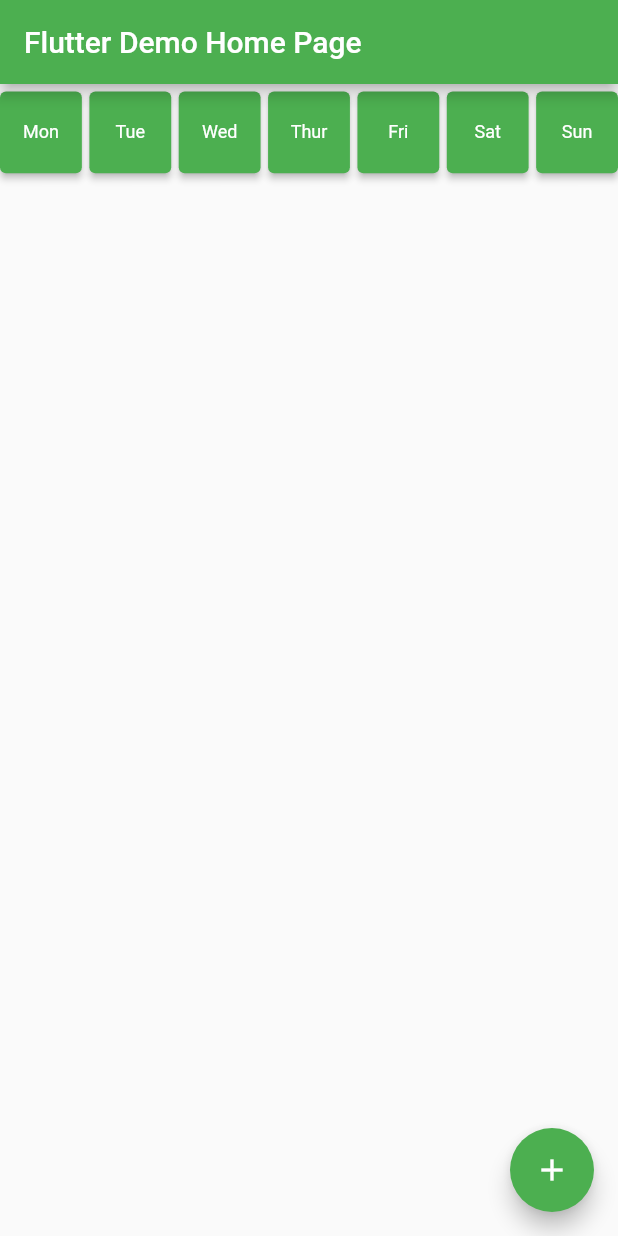
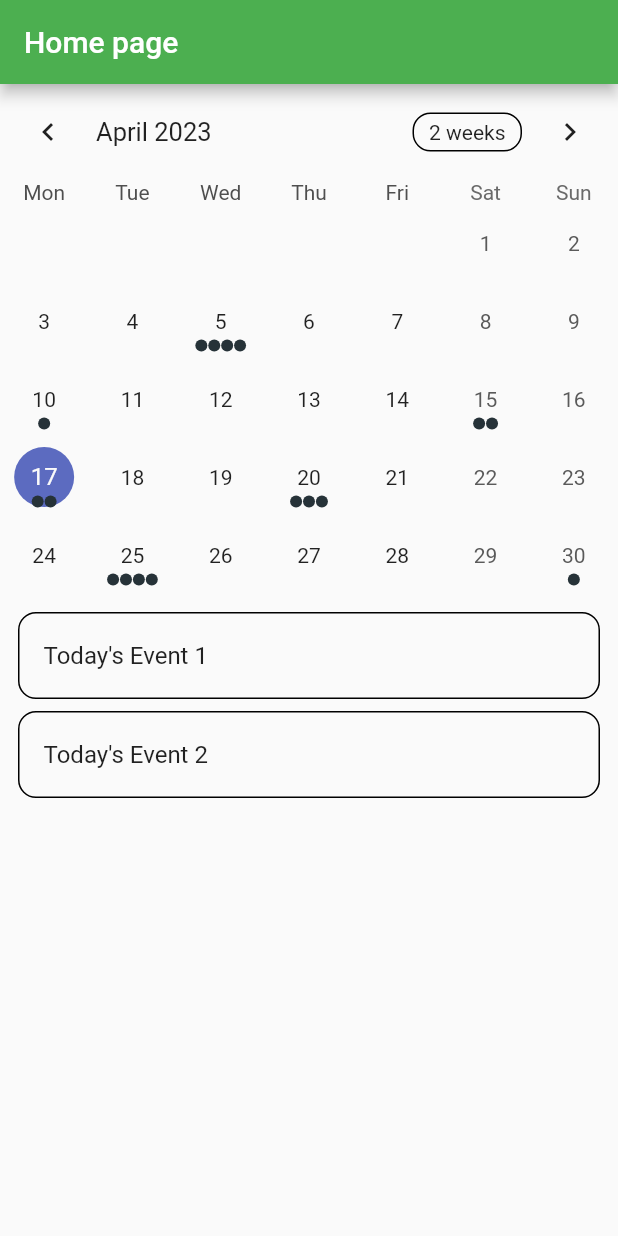
Before and after one commit to Bandiz/birthday-reminder, a Flutter app: the screen it shows after launch, on a phone screen of 412 x 824 dp. Run offline on Flutter 3.47's test engine with Material 2 defaults, Android fonts, the phone set to English and light mode, and no system bars; drawn by our look-alikes of table_calendar.

Commit message:
added calendar example

```diff
--- a/lib/main.dart
+++ b/lib/main.dart
@@ -1,42 +1,36 @@
+import 'package:birthday_reminder/utils.dart';
 import 'package:flutter/material.dart';
-import 'package:flutter_local_notifications/flutter_local_notifications.dart';
+import 'package:table_calendar/table_calendar.dart';
+// import 'package:flutter_local_notifications/flutter_local_notifications.dart';
 
-// void onDidReceiveNotificationResponse(
-//     NotificationResponse notificationResponse) async {
-//   final String? payload = notificationResponse.payload;
-//   if (notificationResponse.payload != null) {
-//     debugPrint('notification payload: $payload');
-//   }
-//   await Navigator.push(
-//     context,
-//     MaterialPageRoute<void>(builder: (context) => SecondScreen(payload)),
-//   );
-// }
+final kToday = DateTime.now();
+final kFirstDay = DateTime(kToday.year, kToday.month - 3, kToday.day);
+final kLastDay = DateTime(kToday.year, kToday.month + 3, kToday.day);
 
 void main() async {
-  WidgetsFlutterBinding.ensureInitialized();
+  // WidgetsFlutterBinding.ensureInitialized();
 
-  final FlutterLocalNotificationsPlugin flutterLocalNotificationsPlugin =
-      FlutterLocalNotificationsPlugin();
-  const AndroidInitializationSettings initializationSettingsAndroid =
-      AndroidInitializationSettings('@mipmap/ic_launcher');
-  const DarwinInitializationSettings initializationSettingsDarwin =
-      DarwinInitializationSettings();
-  const InitializationSettings initializationSettings = InitializationSettings(
-      android: initializationSettingsAndroid,
-      iOS: initializationSettingsDarwin);
-  await flutterLocalNotificationsPlugin.initialize(initializationSettings);
-  runApp(const MyApp());
+  // final FlutterLocalNotificationsPlugin flutterLocalNotificationsPlugin =
+  //     FlutterLocalNotificationsPlugin();
+  // const AndroidInitializationSettings initializationSettingsAndroid =
+  //     AndroidInitializationSettings('@mipmap/ic_launcher');
+  // const DarwinInitializationSettings initializationSettingsDarwin =
+  //     DarwinInitializationSettings();
+  // const InitializationSettings initializationSettings = InitializationSettings(
+  //     android: initializationSettingsAndroid,
+  //     iOS: initializationSettingsDarwin);
+  // await flutterLocalNotificationsPlugin.initialize(initializationSettings);
+  runApp(const BirthdayReminderApp());
 }
 
-class MyApp extends StatelessWidget {
-  const MyApp({super.key});
+class BirthdayReminderApp extends StatelessWidget {
+  const BirthdayReminderApp({super.key});
 
   // This widget is the root of your application.
   @override
   Widget build(BuildContext context) {
     return MaterialApp(
-      title: 'Flutter Demo',
+      title: 'Birthday reminder',
       theme: ThemeData(
         // This is the theme of your application.
         //
@@ -49,13 +43,13 @@
         // is not restarted.
         primarySwatch: Colors.green,
       ),
-      home: const MyHomePage(title: 'Flutter Demo Home Page'),
+      home: const HomePage(title: 'Home page'),
     );
   }
 }
 
-class MyHomePage extends StatefulWidget {
-  const MyHomePage({super.key, required this.title});
+class HomePage extends StatefulWidget {
+  const HomePage({super.key, required this.title});
 
   // This widget is the home page of your application. It is stateful, meaning
   // that it has a State object (defined below) that contains fields that affect
@@ -69,60 +63,100 @@
   final String title;
 
   @override
-  State<MyHomePage> createState() => _MyHomePageState();
+  State<HomePage> createState() => _HomePageState();
 }
 
-class _MyHomePageState extends State<MyHomePage> {
-  final FlutterLocalNotificationsPlugin flutterLocalNotificationsPlugin =
-      FlutterLocalNotificationsPlugin();
+class _HomePageState extends State<HomePage> {
+  late final ValueNotifier<List<Event>> _selectedEvents;
+  CalendarFormat _calendarFormat = CalendarFormat.month;
+  RangeSelectionMode _rangeSelectionMode = RangeSelectionMode
+      .toggledOff; // Can be toggled on/off by longpressing a date
+  DateTime _focusedDay = DateTime.now();
+  DateTime? _selectedDay;
+  DateTime? _rangeStart;
+  DateTime? _rangeEnd;
 
-  int _counter = 0;
+  @override
+  void initState() {
+    super.initState();
 
-  void _incrementCounter() {
-    setState(() {
-      // This call to setState tells the Flutter framework that something has
-      // changed in this State, which causes it to rerun the build method below
-      // so that the display can reflect the updated values. If we changed
-      // _counter without calling setState(), then the build method would not be
-      // called again, and so nothing would appear to happen.
-      _counter++;
-    });
+    _selectedDay = _focusedDay;
+    _selectedEvents = ValueNotifier(_getEventsForDay(_selectedDay!));
   }
 
   @override
+  void dispose() {
+    _selectedEvents.dispose();
+    super.dispose();
+  }
+
+  List<Event> _getEventsForDay(DateTime day) {
+    // Implementation example
+    return kEvents[day] ?? [];
+  }
+
+  List<Event> _getEventsForRange(DateTime start, DateTime end) {
+    // Implementation example
+    final days = daysInRange(start, end);
+
+    return [
+      for (final d in days) ..._getEventsForDay(d),
+    ];
+  }
+
+  void _onDaySelected(DateTime selectedDay, DateTime focusedDay) {
+    if (!isSameDay(_selectedDay, selectedDay)) {
+      setState(() {
+        _selectedDay = selectedDay;
+        _focusedDay = focusedDay;
+        _rangeStart = null; // Important to clean those
+        _rangeEnd = null;
+        _rangeSelectionMode = RangeSelectionMode.toggledOff;
+      });
+
+      _selectedEvents.value = _getEventsForDay(selectedDay);
+    }
+  }
+
+  void _onRangeSelected(DateTime? start, DateTime? end, DateTime focusedDay) {
+    setState(() {
+      _selectedDay = null;
+      _focusedDay = focusedDay;
+      _rangeStart = start;
+      _rangeEnd = end;
+      _rangeSelectionMode = RangeSelectionMode.toggledOn;
+    });
+
+    // `start` or `end` could be null
+    if (start != null && end != null) {
+      _selectedEvents.value = _getEventsForRange(start, end);
+    } else if (start != null) {
+      _selectedEvents.value = _getEventsForDay(start);
+    } else if (end != null) {
+      _selectedEvents.value = _getEventsForDay(end);
+    }
+  }
+
+  // final FlutterLocalNotificationsPlugin flutterLocalNotificationsPlugin =
+  //     FlutterLocalNotificationsPlugin();
+
+  // Future<void> showMyDialog(String message) async {
+  //   const AndroidNotificationDetails androidPlatformChannelSpecifics =
+  //       AndroidNotificationDetails('your channel id', 'your channel name',
+  //           channelDescription: 'your channel description',
+  //           importance: Importance.max,
+  //           priority: Priority.high,
+  //           ticker: 'ticker');
+  //   const NotificationDetails platformChannelSpecifics =
+  //       NotificationDetails(android: androidPlatformChannelSpecifics);
+
+  //   await flutterLocalNotificationsPlugin.show(0, 'New Notification',
+  //       'You have a new notification!', platformChannelSpecifics,
+  //       payload: message);
+  // }
+
+  @override
   Widget build(BuildContext context) {
-    final ButtonStyle style = ElevatedButton.styleFrom(
-        textStyle: const TextStyle(fontSize: 12),
-        padding: const EdgeInsets.symmetric(horizontal: 2.0));
-    const double defaultPadding = 5.0;
-
-    Future<void> showMyDialog(String message) async {
-      const AndroidNotificationDetails androidPlatformChannelSpecifics =
-          AndroidNotificationDetails('your channel id', 'your channel name',
-              channelDescription: 'your channel description',
-              importance: Importance.max,
-              priority: Priority.high,
-              ticker: 'ticker');
-      const NotificationDetails platformChannelSpecifics =
-          NotificationDetails(android: androidPlatformChannelSpecifics);
-
-      await flutterLocalNotificationsPlugin.show(0, 'New Notification',
-          'You have a new notification!', platformChannelSpecifics,
-          payload: message);
-
-      // return showDialog(
-      //     context: context,
-      //     builder: ((BuildContext context) => AlertDialog(
-      //           title: const Text('Day of week'),
-      //           content: Text(message),
-      //           actions: <Widget>[
-      //             TextButton(
-      //                 onPressed: () => Navigator.pop(context, 'OK'),
-      //                 child: const Text('OK'))
-      //           ],
-      //         )));
-    }
-
     // This method is rerun every time setState is called, for instance as done
     // by the _incrementCounter method above.
     //
@@ -135,80 +169,65 @@
         // the App.build method, and use it to set our appbar title.
         title: Text(widget.title),
       ),
-      body: GridView.count(
-        // Center is a layout widget. It takes a single child and positions it
-        // in the middle of the parent.
-        crossAxisCount: 7,
-        crossAxisSpacing: defaultPadding,
-        padding: const EdgeInsets.only(top: defaultPadding),
-        children: <Widget>[
-          ElevatedButton(
-              style: style,
-              child: const Text('Mon'),
-              onPressed: () => showMyDialog('Monday')),
-          ElevatedButton(
-            style: style,
-            onPressed: () => showMyDialog('Tuesday'),
-            child: const Text('Tue'),
+      body: Column(
+        children: [
+          TableCalendar<Event>(
+            firstDay: kFirstDay,
+            lastDay: kLastDay,
+            focusedDay: _focusedDay,
+            selectedDayPredicate: (day) => isSameDay(_selectedDay, day),
+            rangeStartDay: _rangeStart,
+            rangeEndDay: _rangeEnd,
+            calendarFormat: _calendarFormat,
+            rangeSelectionMode: _rangeSelectionMode,
+            eventLoader: _getEventsForDay,
+            startingDayOfWeek: StartingDayOfWeek.monday,
+            calendarStyle: const CalendarStyle(
+              // Use `CalendarStyle` to customize the UI
+              outsideDaysVisible: false,
+            ),
+            onDaySelected: _onDaySelected,
+            onRangeSelected: _onRangeSelected,
+            onFormatChanged: (format) {
+              if (_calendarFormat != format) {
+                setState(() {
+                  _calendarFormat = format;
+                });
+              }
+            },
+            onPageChanged: (focusedDay) {
+              _focusedDay = focusedDay;
+            },
           ),
-          ElevatedButton(
-            style: style,
-            onPressed: () => showMyDialog('Wednesday'),
-            child: const Text('Wed'),
+          const SizedBox(height: 8.0),
+          Expanded(
+            child: ValueListenableBuilder<List<Event>>(
+              valueListenable: _selectedEvents,
+              builder: (context, value, _) {
+                return ListView.builder(
+                  itemCount: value.length,
+                  itemBuilder: (context, index) {
+                    return Container(
+                      margin: const EdgeInsets.symmetric(
+                        horizontal: 12.0,
+                        vertical: 4.0,
+                      ),
+                      decoration: BoxDecoration(
+                        border: Border.all(),
+                        borderRadius: BorderRadius.circular(12.0),
+                      ),
+                      child: ListTile(
+                        onTap: () => print('${value[index]}'),
+                        title: Text('${value[index]}'),
+                      ),
+                    );
+                  },
+                );
+              },
+            ),
           ),
-          ElevatedButton(
-            style: style,
-            onPressed: () => showMyDialog('Thursday'),
-            child: const Text('Thur'),
-          ),
-          ElevatedButton(
-            style: style,
-            onPressed: () => showMyDialog('Friday'),
-            child: const Text('Fri'),
-          ),
-          ElevatedButton(
-            style: style,
-            onPressed: () => showMyDialog('Saturday'),
-            child: const Text('Sat'),
-          ),
-          ElevatedButton(
-            style: style,
-            onPressed: () => showMyDialog('Sunday'),
-            child: const Text('Sun'),
-          )
         ],
-        // Column(
-        //   // Column is also a layout widget. It takes a list of children and
-        //   // arranges them vertically. By default, it sizes itself to fit its
-        //   // children horizontally, and tries to be as tall as its parent.
-        //   //
-        //   // Invoke "debug painting" (press "p" in the console, choose the
-        //   // "Toggle Debug Paint" action from the Flutter Inspector in Android
-        //   // Studio, or the "Toggle Debug Paint" command in Visual Studio Code)
-        //   // to see the wireframe for each widget.
-        //   //
-        //   // Column has various properties to control how it sizes itself and
-        //   // how it positions its children. Here we use mainAxisAlignment to
-        //   // center the children vertically; the main axis here is the vertical
-        //   // axis because Columns are vertical (the cross axis would be
-        //   // horizontal).
-        //   mainAxisAlignment: MainAxisAlignment.center,
-        //   children: <Widget>[
-        //     const Text(
-        //       'You have clicked the button this many times:',
-        //     ),
-        //     Text(
-        //       '$_counter',
-        //       style: Theme.of(context).textTheme.headlineMedium,
-        //     ),
-        //   ],
-        // ),
       ),
-      floatingActionButton: FloatingActionButton(
-        onPressed: _incrementCounter,
-        tooltip: 'Increment',
-        child: const Icon(Icons.add),
-      ), // This trailing comma makes auto-formatting nicer for build methods.
     );
   }
 }
--- /dev/null
+++ b/lib/utils.dart
@@ -0,0 +1,52 @@
+// Copyright 2019 Aleksander Woźniak
+// SPDX-License-Identifier: Apache-2.0
+
+import 'dart:collection';
+
+import 'package:table_calendar/table_calendar.dart';
+
+/// Example event class.
+class Event {
+  final String title;
+
+  const Event(this.title);
+
+  @override
+  String toString() => title;
+}
+
+/// Example events.
+///
+/// Using a [LinkedHashMap] is highly recommended if you decide to use a map.
+final kEvents = LinkedHashMap<DateTime, List<Event>>(
+  equals: isSameDay,
+  hashCode: getHashCode,
+)..addAll(_kEventSource);
+
+final _kEventSource = {
+  for (var item in List.generate(50, (index) => index))
+    DateTime.utc(kFirstDay.year, kFirstDay.month, item * 5): List.generate(
+        item % 4 + 1, (index) => Event('Event $item | ${index + 1}'))
+}..addAll({
+    kToday: [
+      Event('Today\'s Event 1'),
+      Event('Today\'s Event 2'),
+    ],
+  });
+
+int getHashCode(DateTime key) {
+  return key.day * 1000000 + key.month * 10000 + key.year;
+}
+
+/// Returns a list of [DateTime] objects from [first] to [last], inclusive.
+List<DateTime> daysInRange(DateTime first, DateTime last) {
+  final dayCount = last.difference(first).inDays + 1;
+  return List.generate(
+    dayCount,
+    (index) => DateTime.utc(first.year, first.month, first.day + index),
+  );
+}
+
+final kToday = DateTime.now();
+final kFirstDay = DateTime(kToday.year, kToday.month - 3, kToday.day);
+final kLastDay = DateTime(kToday.year, kToday.month + 3, kToday.day);
--- a/pubspec.yaml
+++ b/pubspec.yaml
@@ -36,6 +36,7 @@
   # Use with the CupertinoIcons class for iOS style icons.
   cupertino_icons: ^1.0.2
   flutter_local_notifications: ^13.0.0
+  table_calendar: ^3.0.9
 
 dev_dependencies:
   flutter_test:
@@ -60,7 +61,8 @@
   uses-material-design: true
 
   # To add assets to your application, add an assets section, like this:
-  # assets:
+  assets:
+    - assets/app_icon.png
   #   - images/a_dot_burr.jpeg
   #   - images/a_dot_ham.jpeg
 
```
Also changed, not shown: assets/app_icon.png (added), pubspec.lock, 1 other file.
